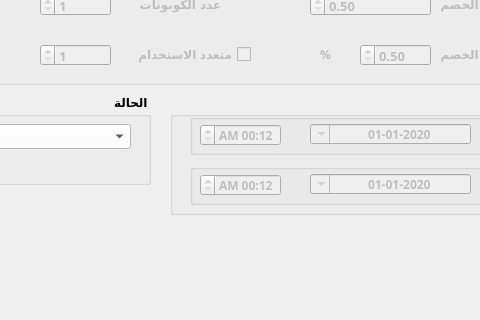
Old version of the form presentation/coupon_ui/stoppedCoupon.ui in the repository shymaa123456/HyperPOS2020; both pictures show x 530 to 1010 and y 146 to 466 of the 1100 by 717 pixel window.
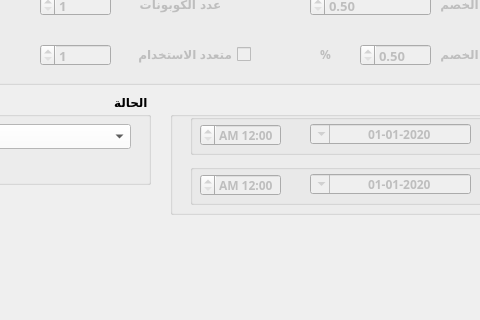
New version of the form.

```diff
--- a/presentation/coupon_ui/stoppedCoupon.ui
+++ b/presentation/coupon_ui/stoppedCoupon.ui
@@ -550,7 +550,7 @@
       </rect>
      </property>
      <property name="displayFormat">
-      <string>h:mm AP</string>
+      <string>mm:hh AP</string>
      </property>
     </widget>
    </widget>
@@ -653,7 +653,7 @@
       </rect>
      </property>
      <property name="displayFormat">
-      <string>h:mm AP</string>
+      <string>mm:hh AP</string>
      </property>
     </widget>
    </widget>
```
